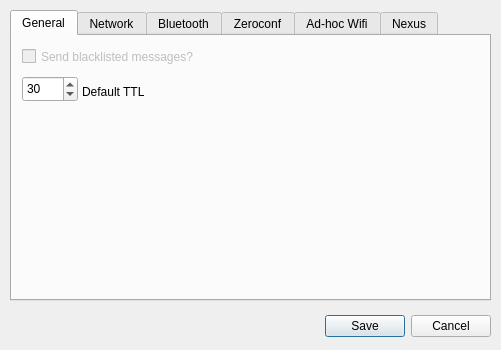
First picture: the form in FluidNexus/ui/FluidNexusPreferences.ui, repository zeitkunst/FluidNexus, before the edit.
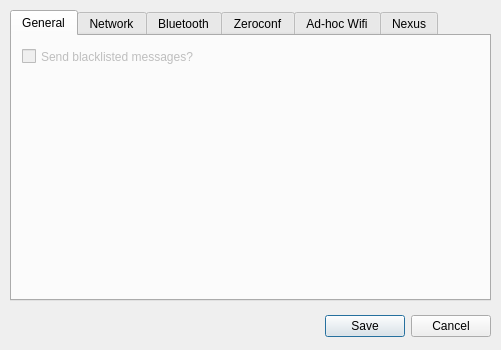
Second picture: the form after the edit. Icons and pictures are not drawn.

```diff
--- a/FluidNexus/ui/FluidNexusPreferences.ui
+++ b/FluidNexus/ui/FluidNexusPreferences.ui
@@ -68,38 +68,6 @@
       <string>Send blacklisted messages?</string>
      </property>
     </widget>
-    <widget class="QSpinBox" name="ttlSpinBox">
-     <property name="geometry">
-      <rect>
-       <x>10</x>
-       <y>40</y>
-       <width>56</width>
-       <height>26</height>
-      </rect>
-     </property>
-     <property name="toolTip">
-      <string>Default Time to Live (TTL), or the maximum number of &quot;hops&quot; allowed for a public message to attempt to be posted to the Nexus.</string>
-     </property>
-     <property name="value">
-      <number>30</number>
-     </property>
-    </widget>
-    <widget class="QLabel" name="ttlLabel">
-     <property name="geometry">
-      <rect>
-       <x>70</x>
-       <y>40</y>
-       <width>81</width>
-       <height>31</height>
-      </rect>
-     </property>
-     <property name="text">
-      <string>Default TTL</string>
-     </property>
-     <property name="alignment">
-      <set>Qt::AlignLeading|Qt::AlignLeft|Qt::AlignVCenter</set>
-     </property>
-    </widget>
    </widget>
    <widget class="QWidget" name="networkTab">
     <attribute name="title">
@@ -479,6 +447,26 @@
         </property>
        </widget>
       </item>
+      <item row="6" column="0">
+       <widget class="QLabel" name="ttlLabel">
+        <property name="text">
+         <string>Default TTL</string>
+        </property>
+        <property name="alignment">
+         <set>Qt::AlignLeading|Qt::AlignLeft|Qt::AlignVCenter</set>
+        </property>
+       </widget>
+      </item>
+      <item row="6" column="1">
+       <widget class="QSpinBox" name="ttlSpinBox">
+        <property name="toolTip">
+         <string>Default Time to Live (TTL), or the maximum number of &quot;hops&quot; allowed for a public message to attempt to be posted to the Nexus.</string>
+        </property>
+        <property name="value">
+         <number>30</number>
+        </property>
+       </widget>
+      </item>
      </layout>
     </widget>
    </widget>
```
Left out of the diff: 61 changed lines with no effect on the pictures.
